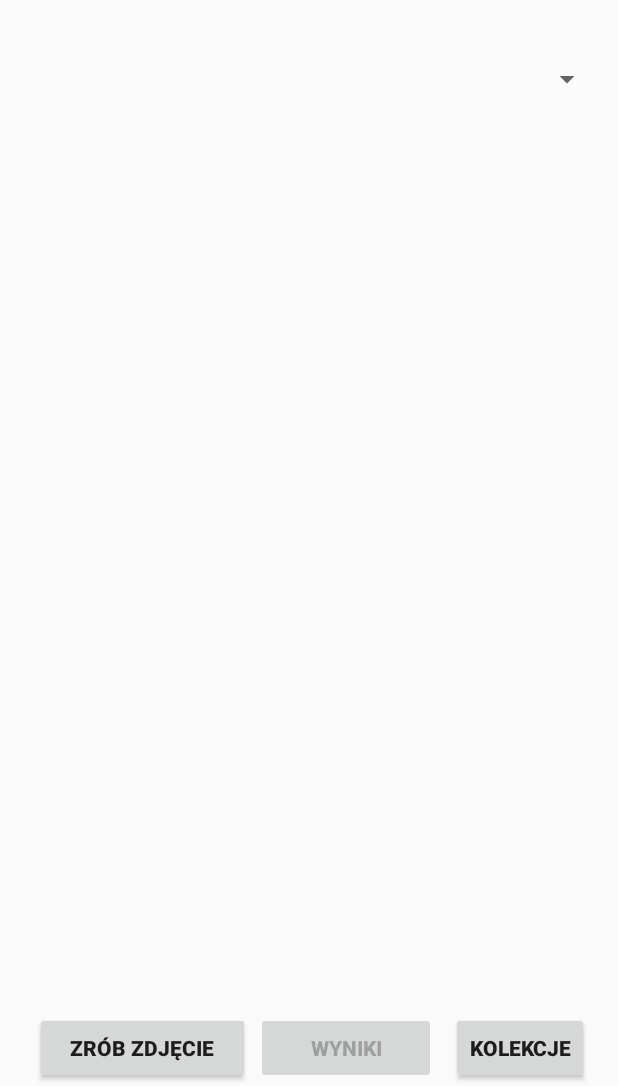
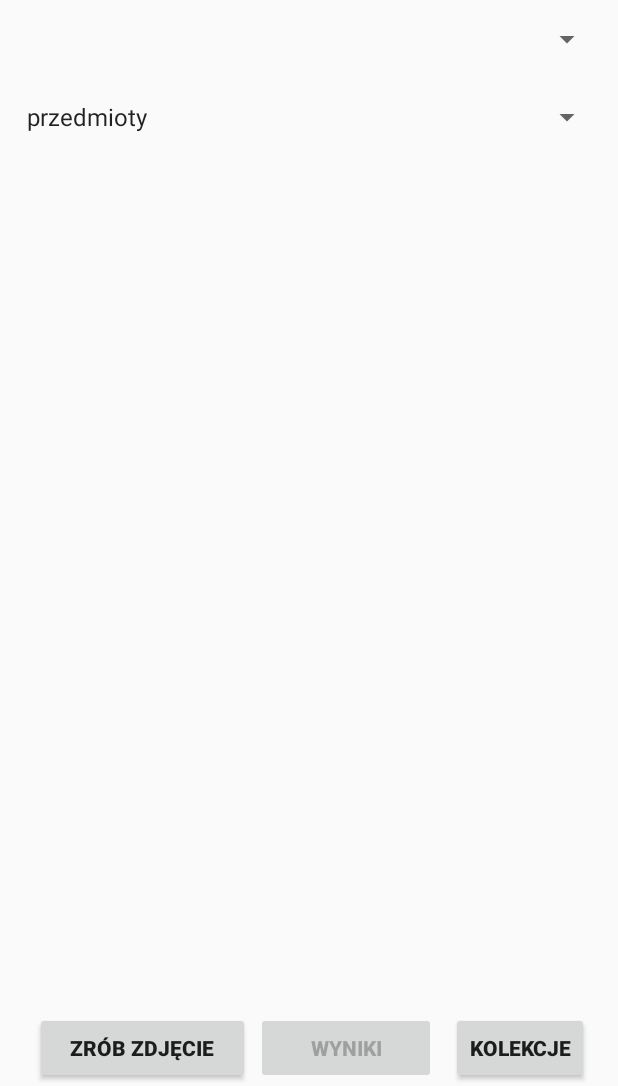
Before and after one commit to Ciasterix/OSLOD-One_Shot_Learning_on_Device, an Android app: the screen it shows after launch (MainActivity), on a phone screen of 412 x 824 dp, the part 150-1236 px from its top. Run offline under Robolectric (Android 15) with nearby library versions, the phone set to English and light mode, and no system bars; libraries missing offline, so code that uses them is left out: org.pytorch, org.pytorch.torchvision.

Commit message:
Two additional neural models for faces and flowers

```diff
--- a/oslod/app/src/main/java/com/example/oslod/Comparer.java
+++ b/oslod/app/src/main/java/com/example/oslod/Comparer.java
@@ -17,6 +17,7 @@ import java.io.IOException;
 import java.io.InputStream;
 import java.io.OutputStream;
 import java.util.ArrayList;
+import java.util.HashMap;
 import java.util.Map;
 import java.util.TreeMap;
 
@@ -27,8 +28,17 @@ public class Comparer {
     private String dirPath;
     private ArrayList<Result> fullResults;
     private Module module;
+    private static HashMap<String, String> neuralNetFiles = new HashMap<>();
+    private String currentNeuralNetName;
 
-    public Comparer() {}
+    static {
+        neuralNetFiles.put("przedmioty", "model.pt");
+        neuralNetFiles.put("twarze", "face_model.pt");
+        neuralNetFiles.put("rośliny", "flowers");
+    }
+
+    public Comparer() {
+    }
 
     public float[] predictScores(Bitmap unknownImage) {
         float[] unkownSampleScores = runPrediction(unknownImage);
@@ -41,6 +51,9 @@ public class Comparer {
     }
 
     public float[] runPrediction(Bitmap bitmap) {
+        if(currentNeuralNetName == "twarze") {
+            bitmap = Bitmap.createScaledBitmap(bitmap, 112, 112, false);
+        }
         final Tensor inputTensor = TensorImageUtils.bitmapToFloat32Tensor(bitmap,
                 TensorImageUtils.TORCHVISION_NORM_MEAN_RGB, TensorImageUtils.TORCHVISION_NORM_STD_RGB);
         final Tensor outputTensor = module.forward(IValue.from(inputTensor)).toTensor();
@@ -67,9 +80,11 @@ public class Comparer {
         return sumProduct / (Math.sqrt(sumASq) * Math.sqrt(sumBSq));
     }
 
-    public void loadNeuralNet(Context context, String filename) {
+    public void loadNeuralNet(Context context, String netName) {
+        currentNeuralNetName = netName;
+        String netFile = neuralNetFiles.get(netName);
         try {
-            module = Module.load(assetFilePath(context, filename));
+            module = Module.load(assetFilePath(context, netFile));
         }
         catch(IOException e) {
             e.printStackTrace();
@@ -91,7 +106,6 @@ public class Comparer {
     public void storeFullResults(float[] scores) {
         fullResults = new ArrayList<Result>();
         TreeMap<Float, Sample> resultsMap = new TreeMap();
-//        TreeMap<Float, String> tm = new TreeMap<>();
         for (int i = 0; i < scores.length; i++) {
             resultsMap.put(scores[i], samples.get(i));
         }
--- a/oslod/app/src/main/java/com/example/oslod/MainActivity.java
+++ b/oslod/app/src/main/java/com/example/oslod/MainActivity.java
@@ -16,6 +16,7 @@ import android.widget.Toast;
 import androidx.appcompat.app.AppCompatActivity;
 
 import java.util.ArrayList;
+import java.util.HashMap;
 
 public class MainActivity extends AppCompatActivity {
     private Button btnCapture;
@@ -25,9 +26,11 @@ public class MainActivity extends AppCompatActivity {
     private static final int Image_Capture_Code = 1;
     private String mainAppDir;
     private TextView txtPredLabel;
-    Spinner dropdown;
+    Spinner dropdownCatalogs;
+    Spinner dropdownNetworks;
     Comparer comparer;
     Model model;
+
 
     @Override
     protected void onCreate(Bundle savedInstanceState) {
@@ -52,10 +55,19 @@ public class MainActivity extends AppCompatActivity {
         comparer = Comparer.getInstance();
         comparer.setDirPath(mainAppDir);
 
-        dropdown = findViewById(R.id.spinnerCatalogs);
+        dropdownCatalogs = findViewById(R.id.spinnerCatalogs);
         ArrayAdapter<String> adapterSpinnersCatalogs = new ArrayAdapter<String>(this,
                 android.R.layout.simple_spinner_item, model.getCatalogsNames());
-        dropdown.setAdapter(adapterSpinnersCatalogs);
+        dropdownCatalogs.setAdapter(adapterSpinnersCatalogs);
+
+        ArrayList<String> networkNames = new ArrayList<>();
+        networkNames.add("przedmioty");
+        networkNames.add("twarze");
+        networkNames.add("rośliny");
+        dropdownNetworks = findViewById(R.id.spinnerNetworks);
+        ArrayAdapter<String> adapterSpinnersNetworks = new ArrayAdapter<String>(this,
+                android.R.layout.simple_spinner_item, networkNames);
+        dropdownNetworks.setAdapter(adapterSpinnersNetworks);
 
         btnCapture.setOnClickListener(new View.OnClickListener() {
             @Override
@@ -89,9 +101,11 @@ public class MainActivity extends AppCompatActivity {
             if (resultCode == RESULT_OK) {
                 Bitmap bp = (Bitmap) data.getExtras().get("data");
                 imgCapture.setImageBitmap(bp);
-                comparer.loadNeuralNet(this, "model.pt");
+                comparer.loadNeuralNet(
+                        this, dropdownNetworks.getSelectedItem().toString());
 
-                ArrayList<Sample> samples = model.loadSamplesFromCatalog(dropdown.getSelectedItem().toString());
+                ArrayList<Sample> samples = model.loadSamplesFromCatalog(
+                        dropdownCatalogs.getSelectedItem().toString());
                 model.setCurrentSamples(samples);
                 comparer.setSamples(samples);
 
--- a/oslod/app/src/main/res/layout/activity_main.xml
+++ b/oslod/app/src/main/res/layout/activity_main.xml
@@ -31,10 +31,10 @@
 
     <ImageView
         android:id="@+id/newImage"
-        android:layout_width="395dp"
-        android:layout_height="592dp"
+        android:layout_width="402dp"
+        android:layout_height="531dp"
         android:layout_above="@+id/btnTakePicture"
-        android:layout_marginBottom="14dp" />
+        android:layout_marginBottom="16dp" />
 
     <TextView
         android:id="@+id/textPredictedLabel"
@@ -54,8 +54,17 @@
         android:id="@+id/spinnerCatalogs"
         android:layout_width="match_parent"
         android:layout_height="wrap_content"
+        android:layout_below="@+id/textPredictedLabel"
+        android:layout_marginTop="14dp" />
+
+    <Spinner
+        android:id="@+id/spinnerNetworks"
+        android:layout_width="match_parent"
+        android:layout_height="wrap_content"
         android:layout_above="@+id/newImage"
-        android:layout_marginBottom="4dp" />
+        android:layout_below="@+id/spinnerCatalogs"
+        android:layout_marginTop="10dp"
+        android:layout_marginBottom="19dp" />
 
     <Button
         android:id="@+id/btnFullResults"
```
Also changed, not shown: 1 other file.
